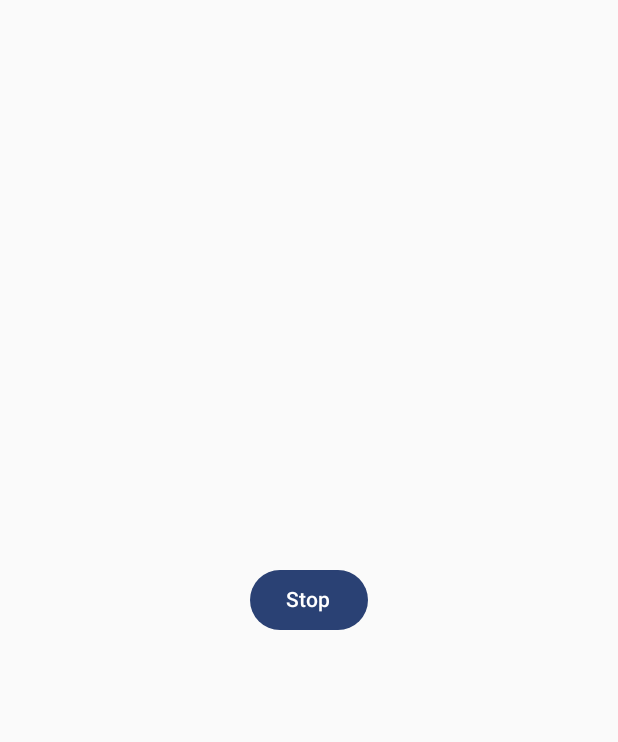
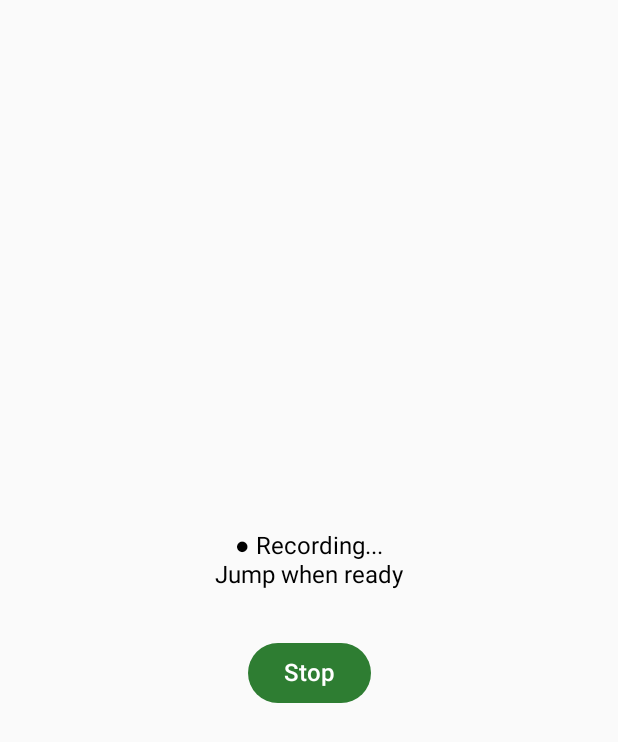
Before and after one commit to FlavienVolant/PlyoMetrics, an Android app built with Jetpack Compose: the screen it shows after launch (MainActivity), after a tap on "Start", on a phone screen of 412 x 824 dp. Shown: the top 742 px of the screen. Run offline under Robolectric (Android 15) with nearby library versions, the phone set to English and light mode, and no system bars.

Commit message:
improve ui

```diff
--- a/app/src/main/java/com/example/plyometrics/MainActivity.kt
+++ b/app/src/main/java/com/example/plyometrics/MainActivity.kt
@@ -5,7 +5,7 @@ import androidx.activity.ComponentActivity
 import androidx.activity.compose.setContent
 import androidx.activity.enableEdgeToEdge
 import androidx.activity.viewModels
-import com.example.plyometrics.ui.SensorScreen
+import com.example.plyometrics.ui.screen.SensorScreen
 import com.example.plyometrics.ui.theme.PlyoMetricsTheme
 import com.example.plyometrics.viewmodel.SensorViewModel
 
--- a/app/src/main/java/com/example/plyometrics/ui/SensorScreen.kt
+++ /dev/null
@@ -1,45 +0,0 @@
-package com.example.plyometrics.ui
-
-import androidx.compose.foundation.layout.Arrangement
-import androidx.compose.foundation.layout.Column
-import androidx.compose.foundation.layout.Spacer
-import androidx.compose.foundation.layout.fillMaxSize
-import androidx.compose.foundation.layout.height
-import androidx.compose.material3.Button
-import androidx.compose.material3.Text
-import androidx.compose.runtime.Composable
-import androidx.compose.runtime.collectAsState
-import androidx.compose.runtime.getValue
-import androidx.compose.ui.Alignment
-import androidx.compose.ui.Modifier
-import androidx.compose.ui.unit.dp
-import com.example.plyometrics.viewmodel.SensorViewModel
-
-@Composable
-fun SensorScreen(viewModel: SensorViewModel) {
-    val isRunning by viewModel.isRunning.collectAsState()
-    val result by viewModel.jumpResult.collectAsState()
-
-    Column(
-        modifier = Modifier.fillMaxSize(),
-        horizontalAlignment = Alignment.CenterHorizontally,
-        verticalArrangement = Arrangement.Center
-        ) {
-        Button(onClick = {
-            if(isRunning)
-                viewModel.stop()
-            else
-                viewModel.start()
-        }) {
-            Text(if(isRunning) "Stop" else "Start")
-        }
-
-        Spacer(Modifier.height(24.dp))
-
-        result?.let { jump ->
-            Text(text = "Flight time: ${jump.flightTime} ms")
-            Spacer(modifier = Modifier.height(8.dp))
-            Text(text = "Jump height: %.2f m".format(jump.height))
-        }
-    }
-}
--- /dev/null
+++ b/app/src/main/java/com/example/plyometrics/ui/components/EmptyState.kt
@@ -0,0 +1,26 @@
+package com.example.plyometrics.ui.components
+
+import androidx.compose.foundation.layout.Column
+import androidx.compose.material3.Text
+import androidx.compose.runtime.Composable
+import androidx.compose.ui.Alignment
+import androidx.compose.ui.tooling.preview.Preview
+import com.example.plyometrics.ui.theme.PlyoMetricsTheme
+
+@Composable
+fun EmptyState() {
+    Column(
+        horizontalAlignment = Alignment.CenterHorizontally
+    ) {
+        Text("Ready")
+        Text("Press Start and perform a jump.")
+    }
+}
+
+@Preview(showBackground = true)
+@Composable
+private fun EmptyStatePreview() {
+    PlyoMetricsTheme {
+        EmptyState()
+    }
+}
--- /dev/null
+++ b/app/src/main/java/com/example/plyometrics/ui/components/RecordingCard.kt
@@ -0,0 +1,26 @@
+package com.example.plyometrics.ui.components
+
+import androidx.compose.foundation.layout.Column
+import androidx.compose.material3.Text
+import androidx.compose.runtime.Composable
+import androidx.compose.ui.Alignment
+import androidx.compose.ui.tooling.preview.Preview
+import com.example.plyometrics.ui.theme.PlyoMetricsTheme
+
+@Composable
+fun RecordingCard() {
+    Column(
+        horizontalAlignment = Alignment.CenterHorizontally
+    ) {
+        Text("● Recording...")
+        Text("Jump when ready")
+    }
+}
+
+@Preview(showBackground = true)
+@Composable
+private fun RecordingCardPreview() {
+    PlyoMetricsTheme {
+        RecordingCard()
+    }
+}
--- /dev/null
+++ b/app/src/main/java/com/example/plyometrics/ui/screen/SensorScreen.kt
@@ -0,0 +1,103 @@
+package com.example.plyometrics.ui.screen
+
+import androidx.compose.foundation.layout.Arrangement
+import androidx.compose.foundation.layout.Column
+import androidx.compose.foundation.layout.Spacer
+import androidx.compose.foundation.layout.fillMaxSize
+import androidx.compose.foundation.layout.height
+import androidx.compose.runtime.Composable
+import androidx.compose.runtime.collectAsState
+import androidx.compose.runtime.getValue
+import androidx.compose.ui.Alignment
+import androidx.compose.ui.Modifier
+import androidx.compose.ui.tooling.preview.Preview
+import androidx.compose.ui.unit.dp
+import com.example.plyometrics.analysis.JumpResult
+import com.example.plyometrics.ui.components.EmptyState
+import com.example.plyometrics.ui.components.JumpResultCard
+import com.example.plyometrics.ui.components.RecordingCard
+import com.example.plyometrics.ui.components.StartButton
+import com.example.plyometrics.ui.theme.PlyoMetricsTheme
+import com.example.plyometrics.viewmodel.SensorViewModel
+
+@Composable
+fun SensorScreen(viewModel: SensorViewModel) {
+    val isRunning by viewModel.isRunning.collectAsState()
+    val result by viewModel.jumpResult.collectAsState()
+
+    SensorScreen(
+        isRunning = isRunning,
+        result = result,
+        onStartStop = {
+            if (isRunning) {
+                viewModel.stop()
+            } else {
+                viewModel.start()
+            }
+        }
+    )
+}
+
+@Composable
+private fun SensorScreen(isRunning: Boolean, result: JumpResult?, onStartStop: () -> Unit) {
+    Column(
+        modifier = Modifier.fillMaxSize(),
+        horizontalAlignment = Alignment.CenterHorizontally,
+        verticalArrangement = Arrangement.Center
+    ) {
+
+        when {
+            isRunning -> RecordingCard()
+
+            result != null -> JumpResultCard(result)
+
+            else -> EmptyState()
+        }
+
+        Spacer(modifier = Modifier.height(32.dp))
+
+        StartButton(
+            isRunning = isRunning,
+            onClick = onStartStop
+        )
+    }
+}
+
+@Preview(showBackground = true)
+@Composable
+private fun SensorScreenReadyNotRunningPreview() {
+    PlyoMetricsTheme {
+        SensorScreen(
+            isRunning = false,
+            result = null,
+            onStartStop = {}
+        )
+    }
+}
+
+@Preview(showBackground = true)
+@Composable
+private fun SensorScreenReadyRunningPreview() {
+    PlyoMetricsTheme {
+        SensorScreen(
+            isRunning = true,
+            result = null,
+            onStartStop = {}
+        )
+    }
+}
+
+@Preview(showBackground = true)
+@Composable
+private fun SensorScreenReadyWithResultPreview() {
+    PlyoMetricsTheme {
+        SensorScreen(
+            isRunning = false,
+            result = JumpResult(
+                takeOffTime = 0,
+                landingTime = 620
+            ),
+            onStartStop = {}
+        )
+    }
+}
--- a/app/src/main/java/com/example/plyometrics/ui/theme/Color.kt
+++ b/app/src/main/java/com/example/plyometrics/ui/theme/Color.kt
@@ -2,10 +2,18 @@ package com.example.plyometrics.ui.theme
 
 import androidx.compose.ui.graphics.Color
 
-val Purple80 = Color(0xFFD0BCFF)
-val PurpleGrey80 = Color(0xFFCCC2DC)
-val Pink80 = Color(0xFFEFB8C8)
+// Light
+val GreenPrimary = Color(0xFF2E7D32)
+val GreenSecondary = Color(0xFF81C784)
+val GreenAccent = Color(0xFF00C853)
 
-val Purple40 = Color(0xFF6650a4)
-val PurpleGrey40 = Color(0xFF625b71)
-val Pink40 = Color(0xFF7D5260)
+val BackgroundLight = Color(0xFFF7F8FA)
+val SurfaceLight = Color.White
+val TextPrimaryLight = Color(0xFF111827)
+val TextSecondaryLight = Color(0xFF6B7280)
+
+// Dark
+val BackgroundDark = Color(0xFF101214)
+val SurfaceDark = Color(0xFF1A1D20)
+val TextPrimaryDark = Color(0xFFF3F4F6)
+val TextSecondaryDark = Color(0xFFB0B8C1)
--- a/app/src/main/java/com/example/plyometrics/ui/theme/Theme.kt
+++ b/app/src/main/java/com/example/plyometrics/ui/theme/Theme.kt
@@ -1,56 +1,46 @@
 package com.example.plyometrics.ui.theme
 
-import android.os.Build
 import androidx.compose.foundation.isSystemInDarkTheme
 import androidx.compose.material3.MaterialTheme
 import androidx.compose.material3.darkColorScheme
-import androidx.compose.material3.dynamicDarkColorScheme
-import androidx.compose.material3.dynamicLightColorScheme
 import androidx.compose.material3.lightColorScheme
 import androidx.compose.runtime.Composable
-import androidx.compose.ui.platform.LocalContext
+import androidx.compose.ui.graphics.Color
+
+private val LightColorScheme = lightColorScheme(
+    primary = GreenPrimary,
+    secondary = GreenSecondary,
+    tertiary = GreenAccent,
+
+    background = BackgroundLight,
+    surface = SurfaceLight,
+
+    onPrimary = Color.White,
+    onBackground = TextPrimaryLight,
+    onSurface = TextPrimaryLight
+)
 
 private val DarkColorScheme = darkColorScheme(
-    primary = Purple80,
-    secondary = PurpleGrey80,
-    tertiary = Pink80
-)
+    primary = GreenSecondary,
+    secondary = GreenPrimary,
+    tertiary = GreenAccent,
 
-private val LightColorScheme = lightColorScheme(
-    primary = Purple40,
-    secondary = PurpleGrey40,
-    tertiary = Pink40
+    background = BackgroundDark,
+    surface = SurfaceDark,
 
-    /* Other default colors to override
-    background = Color(0xFFFFFBFE),
-    surface = Color(0xFFFFFBFE),
-    onPrimary = Color.White,
-    onSecondary = Color.White,
-    onTertiary = Color.White,
-    onBackground = Color(0xFF1C1B1F),
-    onSurface = Color(0xFF1C1B1F),
-    */
+    onPrimary = Color.Black,
+    onBackground = TextPrimaryDark,
+    onSurface = TextPrimaryDark
 )
 
 @Composable
 fun PlyoMetricsTheme(
     darkTheme: Boolean = isSystemInDarkTheme(),
-    // Dynamic color is available on Android 12+
-    dynamicColor: Boolean = true,
     content: @Composable () -> Unit
 ) {
-    val colorScheme = when {
-        dynamicColor && Build.VERSION.SDK_INT >= Build.VERSION_CODES.S -> {
-            val context = LocalContext.current
-            if (darkTheme) dynamicDarkColorScheme(context) else dynamicLightColorScheme(context)
-        }
-
-        darkTheme -> DarkColorScheme
-        else -> LightColorScheme
-    }
 
     MaterialTheme(
-        colorScheme = colorScheme,
+        colorScheme = if (darkTheme) DarkColorScheme else LightColorScheme,
         typography = Typography,
         content = content
     )
--- a/app/src/main/java/com/example/plyometrics/ui/theme/Type.kt
+++ b/app/src/main/java/com/example/plyometrics/ui/theme/Type.kt
@@ -2,33 +2,39 @@ package com.example.plyometrics.ui.theme
 
 import androidx.compose.material3.Typography
 import androidx.compose.ui.text.TextStyle
-import androidx.compose.ui.text.font.FontFamily
 import androidx.compose.ui.text.font.FontWeight
 import androidx.compose.ui.unit.sp
 
 // Set of Material typography styles to start with
 val Typography = Typography(
+
+    headlineLarge = TextStyle(
+        fontSize = 36.sp,
+        fontWeight = FontWeight.Bold
+    ),
+
+    headlineMedium = TextStyle(
+        fontSize = 28.sp,
+        fontWeight = FontWeight.SemiBold
+    ),
+
+    titleLarge = TextStyle(
+        fontSize = 20.sp,
+        fontWeight = FontWeight.SemiBold
+    ),
+
     bodyLarge = TextStyle(
-        fontFamily = FontFamily.Default,
-        fontWeight = FontWeight.Normal,
         fontSize = 16.sp,
-        lineHeight = 24.sp,
-        letterSpacing = 0.5.sp
+        fontWeight = FontWeight.Normal
+    ),
+
+    bodyMedium = TextStyle(
+        fontSize = 14.sp,
+        fontWeight = FontWeight.Normal
+    ),
+
+    labelLarge = TextStyle(
+        fontSize = 16.sp,
+        fontWeight = FontWeight.Medium
     )
-    /* Other default text styles to override
-    titleLarge = TextStyle(
-        fontFamily = FontFamily.Default,
-        fontWeight = FontWeight.Normal,
-        fontSize = 22.sp,
-        lineHeight = 28.sp,
-        letterSpacing = 0.sp
-    ),
-    labelSmall = TextStyle(
-        fontFamily = FontFamily.Default,
-        fontWeight = FontWeight.Medium,
-        fontSize = 11.sp,
-        lineHeight = 16.sp,
-        letterSpacing = 0.5.sp
-    )
-    */
 )
```
Also changed, not shown: app/src/main/java/com/example/plyometrics/ui/components/JumpResultCard.kt (added, +44 -0 lines), app/src/main/java/com/example/plyometrics/ui/components/StartButton.kt (added, +39 -0 lines).
